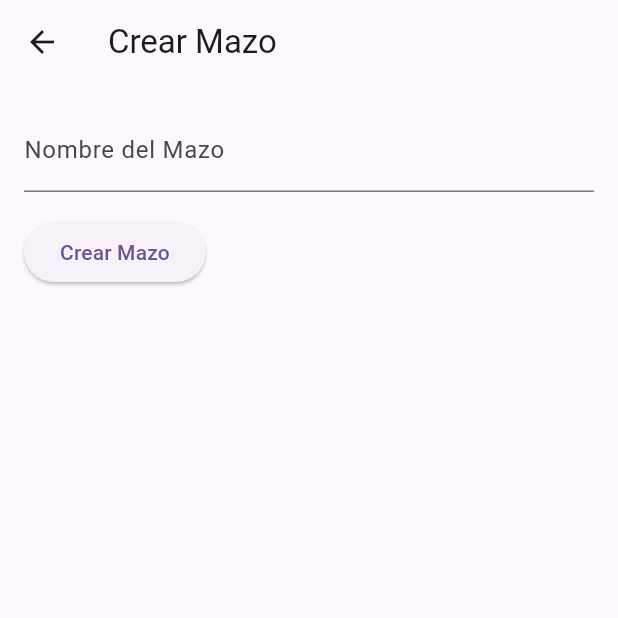
After one commit to pos7t0/Magic_Maze, a Flutter app: the CreateDeckPage screen opened directly, on a phone screen of 412 x 824 dp, the top half of it. The commit adds this screen. Run offline on Flutter 3.47's test engine with Material 3 defaults, Android fonts, the light colour scheme and no system bars; our stand-ins replace flutter_svg, sqflite; accounts and stored records are empty.

Commit message:
pagina de crear mazo

```diff
--- /dev/null
+++ b/magic_maze/lib/pages/add_deck.dart
@@ -0,0 +1,180 @@
+// ignore_for_file: use_build_context_synchronously
+
+import 'package:flutter/material.dart';
+import 'package:magic_maze/models/magic_card.dart';
+import 'package:magic_maze/utils/api_helper.dart';
+import 'package:magic_maze/utils/database_helper.dart';
+
+class CreateDeckPage extends StatefulWidget {
+  const CreateDeckPage({super.key});
+
+  @override
+  State<CreateDeckPage> createState() => _CreateDeckPageState();
+}
+
+class _CreateDeckPageState extends State<CreateDeckPage> {
+  final _deckNameController = TextEditingController();
+  final _searchController = TextEditingController();
+  bool _isDeckCreated = false;
+  bool _isLoading = false;
+  List<MagicCard> _searchedCards = [];
+  // ignore: prefer_final_fields
+  List<MagicCard> _selectedCards = [];
+  late int _deckId;
+
+  final MagicApiHelper _apiHelper = MagicApiHelper();
+  final DatabaseHelper _databaseHelper = DatabaseHelper();
+
+  // Método para buscar cartas
+  void _searchCards() async {
+    setState(() {
+      _isLoading = true;
+    });
+
+    try {
+      final cards = await _apiHelper.fetchCardsByName(_searchController.text);
+      setState(() {
+        _searchedCards = cards;
+      });
+    } catch (e) {
+      setState(() {
+        _searchedCards = [];
+      });
+      ScaffoldMessenger.of(context).showSnackBar(SnackBar(
+        content: Text('Error al buscar cartas: $e'),
+      ));
+    } finally {
+      setState(() {
+        _isLoading = false;
+      });
+    }
+  }
+
+  // Método para crear el mazo en la base de datos
+  void _createDeck() async {
+    if (_deckNameController.text.isEmpty) return;
+
+    final deckId = await _databaseHelper.insertDeck(_deckNameController.text);
+    setState(() {
+      _deckId = deckId;
+      _isDeckCreated = true;
+    });
+  }
+
+  // Método para agregar las cartas seleccionadas
+  void _addCardsToDeck() async {
+    if (_selectedCards.isEmpty) return;
+
+    for (var card in _selectedCards) {
+      await _databaseHelper.insertCard(_deckId, card);
+    }
+
+    ScaffoldMessenger.of(context).showSnackBar(const SnackBar(
+      content: Text('Cartas agregadas al mazo!'),
+    ));
+  }
+
+  // Método para mostrar la imagen de la carta
+  Widget _buildCardImage(String imageUrl) {
+    return Image.network(
+      imageUrl,
+      width: 50,
+      height: 50,
+      fit: BoxFit.cover,
+      errorBuilder: (context, error, stackTrace) {
+        return const Icon(Icons.broken_image, size: 50);
+      },
+    );
+  }
+
+  @override
+  Widget build(BuildContext context) {
+    return Scaffold(
+      appBar: AppBar(title: const Text('Crear Mazo')),
+      body: Padding(
+        padding: const EdgeInsets.all(16.0),
+        child: Column(
+          crossAxisAlignment: CrossAxisAlignment.start,
+          children: [
+            if (!_isDeckCreated) ...[
+              // Input para el nombre del mazo
+              TextField(
+                controller: _deckNameController,
+                decoration: const InputDecoration(labelText: 'Nombre del Mazo'),
+              ),
+              const SizedBox(height: 16),
+              ElevatedButton(
+                onPressed: _createDeck,
+                child: const Text('Crear Mazo'),
+              ),
+            ] else ...[
+              // Muestra el nombre del mazo creado
+              Text('Mazo: ${_deckNameController.text}',
+                  style: const TextStyle(
+                      fontSize: 20, fontWeight: FontWeight.bold)),
+              const SizedBox(height: 16),
+              // Buscador de cartas
+              TextField(
+                controller: _searchController,
+                decoration: const InputDecoration(labelText: 'Buscar Carta'),
+                onChanged: (_) => _searchCards(),
+              ),
+              const SizedBox(height: 16),
+              if (_isLoading) const CircularProgressIndicator(),
+              if (!_isLoading && _searchedCards.isNotEmpty) ...[
+                // Lista de cartas encontradas
+                Expanded(
+                  child: ListView.builder(
+                    itemCount: _searchedCards.length,
+                    itemBuilder: (context, index) {
+                      final card = _searchedCards[index];
+                      return ListTile(
+                        leading: _buildCardImage(
+                            card.imageUrl), // Agrega la imagen de la carta
+                        title: Text(card.name),
+                        subtitle: Text(card.type),
+                        trailing: IconButton(
+                          icon: const Icon(Icons.add),
+                          onPressed: () {
+                            setState(() {
+                              _selectedCards.add(card);
+                            });
+                          },
+                        ),
+                      );
+                    },
+                  ),
+                ),
+              ],
+              const SizedBox(height: 16),
+              // Lista de cartas seleccionadas
+              const Text('Cartas Seleccionadas:'),
+              ..._selectedCards.map((card) {
+                return ListTile(
+                  leading: _buildCardImage(card
+                      .imageUrl), // Agrega la imagen de la carta seleccionada
+                  title: Text(card.name),
+                  subtitle: Text(card.type),
+                  trailing: IconButton(
+                    icon: const Icon(Icons.remove),
+                    onPressed: () {
+                      setState(() {
+                        _selectedCards.remove(card);
+                      });
+                    },
+                  ),
+                );
+              }),
+              const SizedBox(height: 16),
+              // Botón para guardar las cartas en el mazo
+              ElevatedButton(
+                onPressed: _addCardsToDeck,
+                child: const Text('Guardar Cartas'),
+              ),
+            ],
+          ],
+        ),
+      ),
+    );
+  }
+}
```
Also changed, not shown: magic_maze/lib/utils/api_helper.dart (+8 -6 lines).
